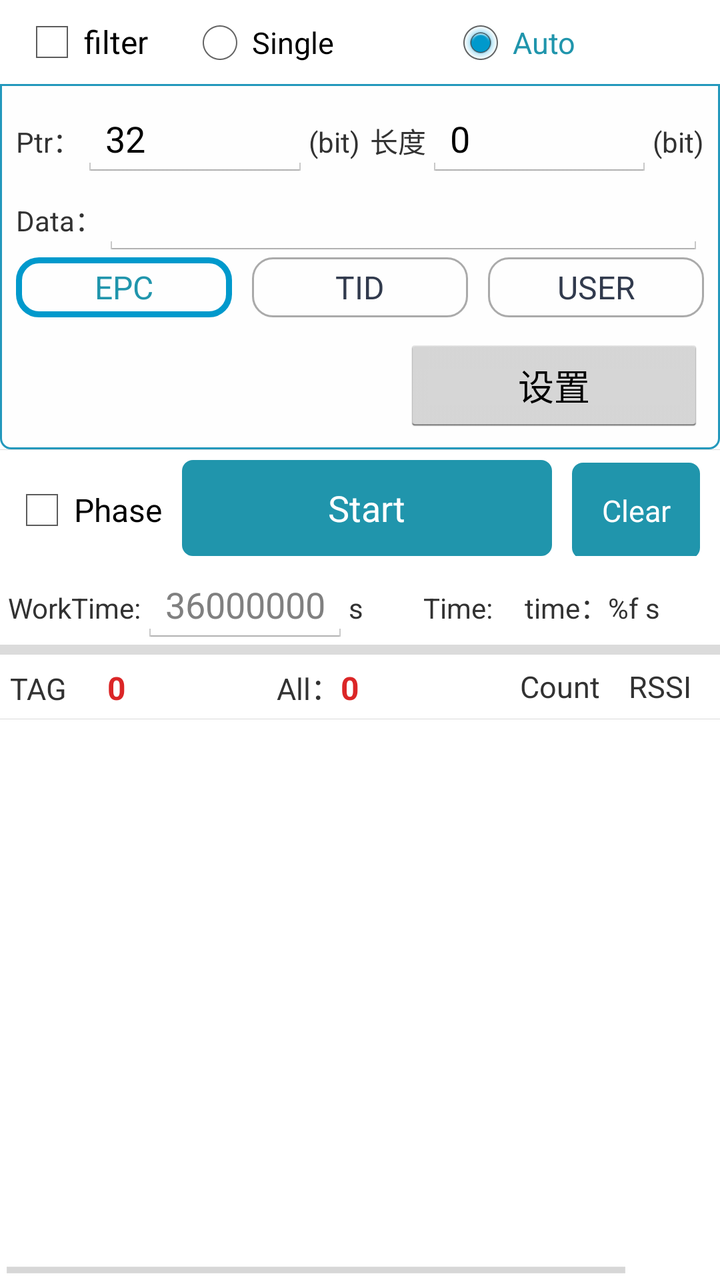
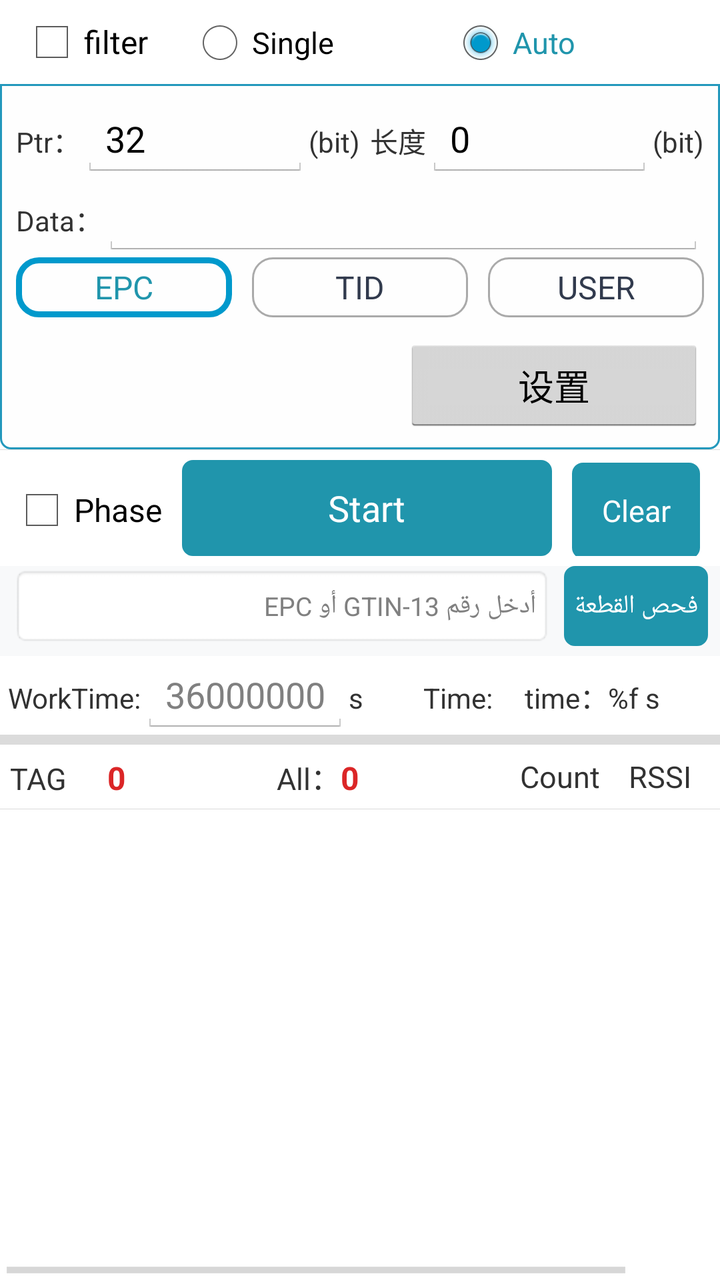

Two renders of the same Android screen: before a commit and after it. Below are the layout's source before the change and the commit's diff.
<!-- AndroidManifest.xml: application theme CustomTheme -->
<!-- res/layout/uhf_readtag_fragment.xml -->
<?xml version="1.0" encoding="utf-8"?>

<LinearLayout xmlns:android="http://schemas.android.com/apk/res/android"
    android:layout_width="fill_parent"
    android:layout_height="fill_parent"
    android:orientation="vertical">

    <RadioGroup
        android:id="@+id/RgInventory"
        android:layout_width="fill_parent"
        android:layout_height="wrap_content"
        android:orientation="horizontal"
        android:padding="5dp">

        <CheckBox
            android:id="@+id/cbFilter"
            android:layout_width="wrap_content"
            android:layout_height="wrap_content"
            android:layout_marginLeft="5dp"
            android:text="@string/uhf_title_filter" />

        <RadioButton
            android:id="@+id/RbInventorySingle"
            android:layout_width="0dp"
            android:layout_height="wrap_content"
            android:layout_marginStart="20dp"
            android:layout_weight="1"
            android:text="@string/rbInventorySingle"
            android:textColor="@drawable/check_text_color2"
            android:textSize="15sp" />

        <RadioButton
            android:id="@+id/RbInventoryLoop"
            android:layout_width="0dp"
            android:layout_height="wrap_content"
            android:layout_weight="1"
            android:checked="true"
            android:text="@string/rbInventoryLoop"
            android:textColor="@drawable/check_text_color2"
            android:textSize="15sp" />
    </RadioGroup>

    <LinearLayout
        android:id="@+id/layout_filter"
        android:layout_width="match_parent"
        android:layout_height="wrap_content"
        android:background="@drawable/rectangle_bg"
        android:orientation="vertical"
        android:padding="8dp">

        <LinearLayout
            android:layout_width="fill_parent"
            android:layout_height="wrap_content">

            <TextView
                android:layout_width="wrap_content"
                android:layout_height="wrap_content"
                android:text="@string/tvPtr" />

            <EditText
                android:id="@+id/etPtr"
                android:layout_width="fill_parent"
                android:layout_height="wrap_content"
                android:layout_weight="1"
                android:inputType="numberSigned"
                android:text="32" />

            <TextView
                android:layout_width="wrap_content"
                android:layout_height="wrap_content"
                android:layout_marginRight="5dp"
                android:text="(bit)" />

            <TextView
                android:layout_width="wrap_content"
                android:layout_height="wrap_content"
                android:text="长度" />

            <EditText
                android:id="@+id/etLen"
                android:layout_width="fill_parent"
                android:layout_height="wrap_content"
                android:layout_weight="1"
                android:inputType="numberSigned"
                android:text="0" />

            <TextView
                android:layout_width="wrap_content"
                android:layout_height="wrap_content"
                android:text="(bit)" />
        </LinearLayout>

        <LinearLayout
            android:layout_width="fill_parent"
            android:layout_height="wrap_content">

            <TextView
                android:layout_width="wrap_content"
                android:layout_height="wrap_content"
                android:text="@string/tvData_Read" />

            <EditText
                android:id="@+id/etData"
                android:layout_width="fill_parent"
                android:layout_height="wrap_content"
                android:hint=""
                android:inputType="textNoSuggestions"
                android:singleLine="true" />
        </LinearLayout>

        <RadioGroup
            android:layout_width="match_parent"
            android:layout_height="wrap_content"
            android:orientation="horizontal">

            <RadioButton
                android:id="@+id/rbEPC"
                android:layout_width="0dp"
                android:layout_height="30dp"
                android:layout_weight="1"
                android:background="@drawable/rb_bg"
                android:button="@null"
                android:checked="true"
                android:gravity="center"
                android:text="EPC"
                android:textColor="@drawable/check_text_color" />

            <RadioButton
                android:id="@+id/rbTID"
                android:layout_width="0dp"
                android:layout_height="30dp"
                android:layout_marginLeft="10dp"
                android:layout_weight="1"
                android:background="@drawable/rb_bg"
                android:button="@null"
                android:checked="false"
                android:gravity="center"
                android:text="TID"
                android:textColor="@drawable/check_text_color" />

            <RadioButton
                android:id="@+id/rbUser"
                android:layout_width="0dp"
                android:layout_height="30dp"
                android:layout_marginLeft="10dp"
                android:layout_weight="1"
                android:background="@drawable/rb_bg"
                android:button="@null"
                android:checked="false"
                android:gravity="center"
                android:text="USER"
                android:textColor="@drawable/check_text_color" />

            <RadioButton
                android:id="@+id/rbRESERVED"
                android:layout_width="0dp"
                android:layout_height="30dp"
                android:layout_marginLeft="10dp"
                android:layout_weight="1"
                android:background="@drawable/rb_bg"
                android:button="@null"
                android:checked="false"
                android:gravity="center"
                android:text="RESERVED"
                android:textColor="@drawable/check_text_color"
                android:visibility="gone" />
        </RadioGroup>

        <LinearLayout
            android:layout_width="fill_parent"
            android:layout_height="wrap_content"
            android:gravity="right"
            android:paddingTop="10dp">

            <TextView
                android:layout_width="wrap_content"
                android:layout_height="wrap_content"
                android:text="@string/uhf_msg_r2000_tip" />

            <Button
                android:id="@+id/btnDisable"
                android:layout_width="wrap_content"
                android:layout_height="wrap_content"
                android:layout_marginLeft="10dp"
                android:layout_marginRight="10dp"
                android:background="@drawable/button_bg"
                android:paddingLeft="10dp"
                android:paddingRight="10dp"
                android:text="@string/button_disable"
                android:textColor="@color/white"
                android:textSize="15sp"
                android:visibility="gone" />

            <Button
                android:id="@+id/btnOk"
                android:layout_width="wrap_content"
                android:layout_height="wrap_content"
                android:background="@drawable/button_bg"
                android:paddingLeft="10dp"
                android:paddingRight="10dp"
                android:text="@string/button_enable"
                android:textColor="@color/white"
                android:textSize="15sp"
                android:visibility="gone" />

            <CheckBox
                android:id="@+id/cb_filter"
                android:layout_width="wrap_content"
                android:layout_height="wrap_content"
                android:layout_marginLeft="20dp"
                android:layout_marginRight="10dp"
                android:text="@string/button_enable"
                android:textColor="@drawable/check_text_color"
                android:textSize="19sp"
                android:visibility="gone" />

            <Button
                android:id="@+id/btSet"
                android:layout_width="150dp"
                android:layout_height="wrap_content"
                android:text="设置" />
        </LinearLayout>
    </LinearLayout>

    <View
        android:layout_width="match_parent"
        android:layout_height="1px"
        android:background="@color/gray1" />

    <LinearLayout
        android:id="@+id/layout12"
        android:layout_width="fill_parent"
        android:layout_height="wrap_content"
        android:orientation="horizontal"
        android:padding="5dp">

        <CheckBox
            android:id="@+id/cbPhase"
            android:layout_width="wrap_content"
            android:layout_height="wrap_content"
            android:text="@string/tv_phase"
            android:textSize="16sp" />

        <Button
            android:id="@+id/BtInventory"
            android:layout_width="0dp"
            android:layout_height="wrap_content"
            android:layout_marginHorizontal="10dp"
            android:layout_weight="1"
            android:background="@drawable/button_bg"
            android:text="@string/btInventory"
            android:textColor="@color/white" />

        <Button
            android:id="@+id/BtClear"
            android:layout_width="wrap_content"
            android:layout_height="wrap_content"
            android:layout_marginEnd="5dp"
            android:background="@drawable/button_bg"
            android:text="@string/btClear"
            android:textColor="@color/white"
            android:textSize="15sp" />
    </LinearLayout>

    

    <LinearLayout
        android:id="@+id/llContinuous"
        android:layout_width="match_parent"
        android:layout_height="wrap_content"
        android:orientation="horizontal"
        android:paddingLeft="4dp"
        android:paddingRight="4dp">

        <TextView
            android:id="@+id/tvContinuous"
            android:layout_width="wrap_content"
            android:layout_height="wrap_content"
            android:text="@string/workTime"
            android:visibility="visible" />

        <EditText
            android:id="@+id/etTime"
            android:layout_width="0dp"
            android:layout_height="wrap_content"
            android:layout_weight="1"
            android:hint="36000000"
            android:inputType="numberDecimal"
            android:maxLength="6"
            android:singleLine="true"
            android:visibility="visible" />

        <TextView
            android:id="@+id/tvMS"
            android:layout_width="wrap_content"
            android:layout_height="wrap_content"
            android:layout_marginEnd="20dp"
            android:text="@string/second"
            android:visibility="visible" />


        <TextView
            android:layout_width="wrap_content"
            android:layout_height="wrap_content"
            android:paddingStart="10dp"
            android:paddingEnd="6dp"
            android:text="Time:" />

        <TextView
            android:id="@+id/tvTime"
            android:layout_width="0dp"
            android:layout_height="wrap_content"
            android:layout_weight="1"
            android:paddingLeft="10dp"
            android:text="@string/time_d_s" />

        <CheckBox
            android:id="@+id/cbEPC_Tam"
            android:layout_width="wrap_content"
            android:layout_height="wrap_content"
            android:layout_marginLeft="12dp"
            android:layout_marginRight="12dp"
            android:text="EPC+TamperAlarm"
            android:visibility="gone" />

    </LinearLayout>

    <View
        android:layout_width="match_parent"
        android:layout_height="5dp"
        android:background="@color/gray1" />


    <HorizontalScrollView
        android:layout_width="match_parent"
        android:layout_height="match_parent">

        <LinearLayout
            android:layout_width="wrap_content"
            android:layout_height="match_parent"
            android:orientation="vertical">

            <LinearLayout
                android:id="@+id/layout4"
                android:layout_width="410dp"
                android:layout_height="wrap_content"
                android:background="@color/white"
                android:gravity="center_vertical"
                android:orientation="horizontal"
                android:paddingHorizontal="5dp"
                android:paddingVertical="5dp">

                <LinearLayout
                    android:layout_width="0dp"
                    android:layout_height="wrap_content"
                    android:layout_weight="5"
                    android:orientation="horizontal">

                    <TextView
                        android:layout_width="wrap_content"
                        android:layout_height="wrap_content"
                        android:text="TAG"
                        android:textSize="15sp" />

                    <TextView
                        android:id="@+id/tv_count"
                        android:layout_width="0dp"
                        android:layout_height="wrap_content"
                        android:layout_marginStart="20dp"
                        android:layout_weight="1"
                        android:text="0"
                        android:textColor="@color/red1"
                        android:textSize="16sp"
                        android:textStyle="bold" />

                    <TextView
                        android:layout_width="wrap_content"
                        android:layout_height="wrap_content"
                        android:text="@string/tv_all"
                        android:textSize="15sp" />

                    <TextView
                        android:id="@+id/tv_total"
                        android:layout_width="0dp"
                        android:layout_height="wrap_content"
                        android:layout_weight="1"
                        android:text="0"
                        android:textColor="@color/red1"
                        android:textSize="16sp"
                        android:textStyle="bold" />
                </LinearLayout>

                <TextView
                    android:layout_width="0dip"
                    android:layout_height="wrap_content"
                    android:layout_weight="1"
                    android:gravity="center"
                    android:text="@string/tvTagCount"
                    android:textSize="15sp" />

                <TextView
                    android:layout_width="0dip"
                    android:layout_height="wrap_content"
                    android:layout_weight="1"
                    android:gravity="center"
                    android:text="RSSI"
                    android:textSize="15sp" />

                <TextView
                    android:layout_width="0dp"
                    android:layout_height="wrap_content"
                    android:layout_weight="1"
                    android:gravity="center"
                    android:text="@string/tv_phase"
                    android:textSize="15sp" />
            </LinearLayout>

            <View
                android:layout_width="match_parent"
                android:layout_height="1px"
                android:background="@color/gray1" />

            <ListView
                android:id="@+id/LvTags"
                android:layout_width="fill_parent"
                android:layout_height="fill_parent"
                android:paddingHorizontal="5dp" />

        </LinearLayout>
    </HorizontalScrollView>
</LinearLayout>
<!-- resources referenced by this layout -->
<resources>
  <color name="gray1">#dbdbdb</color>
  <color name="red1">#db2627</color>
  <color name="white">#FFFFFF</color>
  <!-- drawable button_bg (drawable) -->
  <?xml version="1.0" encoding="utf-8"?>
  
  
  <selector xmlns:android="http://schemas.android.com/apk/res/android" >
      <item android:state_pressed="true" android:drawable="@drawable/button_bg_down"></item>
      <item android:drawable="@drawable/button_bg_up"></item>
      
  </selector>
  <!-- drawable rb_bg (drawable) -->
  <?xml version="1.0" encoding="utf-8"?>
  
  <selector xmlns:android="http://schemas.android.com/apk/res/android">
      <item android:state_checked="false" android:drawable="@drawable/card_normal" />
      <item android:state_checked="true" android:drawable="@drawable/card_press" />
  </selector>
  <string name="btClear">Clear</string>
  <string name="btInventory">Start</string>
  <string name="button_disable">Disable</string>
  <string name="button_enable">Enable</string>
  <string name="rbInventoryLoop">Auto</string>
  <string name="rbInventorySingle">Single</string>
  <string name="second">s</string>
  <string name="time_d_s">time：%f s</string>
  <string name="tvData_Read">Data：</string>
  <string name="tvPtr">Ptr：</string>
  <string name="tvTagCount">Count</string>
  <string name="tv_all">All：</string>
  <string name="tv_phase">Phase</string>
  <string name="uhf_msg_r2000_tip" />
  <string name="uhf_title_filter">filter</string>
  <string name="workTime">WorkTime:</string>
  <style name="CustomTheme" parent="android:style/Theme.Holo.Light">  
             
             
             
           <item name="android:actionBarTabTextStyle">@style/MyActionBarTabTextStyle</item>  
           <item name="android:actionBarStyle">@style/MyActionBarStyle</item>
           <item name="android:homeAsUpIndicator">@drawable/actionbar_back</item> 
       </style>
  <color name="blue1">#2095ac</color>
  <color name="black1">#313a4d</color>
  <color name="black">#000000</color>
  <!-- drawable card_normal (drawable) -->
  <?xml version="1.0" encoding="utf-8"?>
  
  <shape xmlns:android="http://schemas.android.com/apk/res/android">
  
      
      <stroke
          android:width="1dip"
          android:color="@android:color/darker_gray" />
  
      
      <solid android:color="@android:color/transparent" />
  
      
      <corners
          android:bottomLeftRadius="10dp"
          android:bottomRightRadius="10dp"
          android:topLeftRadius="10dp"
          android:topRightRadius="10dp" />
  
  </shape>
  <!-- drawable card_press (drawable) -->
  <?xml version="1.0" encoding="utf-8"?>
  
  <shape xmlns:android="http://schemas.android.com/apk/res/android">
  
      
      <stroke
          android:width="3dip"
          android:color="@android:color/holo_blue_dark" />
  
      
      <solid android:color="@android:color/transparent" />
  
      
      <corners
          android:bottomLeftRadius="10dp"
          android:bottomRightRadius="10dp"
          android:topLeftRadius="10dp"
          android:topRightRadius="10dp" />
  
  </shape>
  <color name="blue2">#2398bc</color>
  <style name="MyActionBarTabTextStyle" parent="android:style/Widget.Holo.Light.ActionBar.TabText">          
           <item name="android:textColor">@drawable/check_text_color</item>
           <item name="android:textSize">16sp</item>  
      </style>
  <style name="MyActionBarStyle" parent="@android:style/Widget.Holo.ActionBar">
          
        
      </style>
  <!-- drawable actionbar_back (drawable) -->
  <?xml version="1.0" encoding="utf-8"?>
  
  <shape xmlns:android="http://schemas.android.com/apk/res/android"
      android:shape="rectangle" >
  
      <size android:width="10dp"
          android:height="10dp" />
  
      <solid android:color="@android:color/transparent" />
  
      <stroke
          android:width="1dip"
          android:color="@android:color/transparent" />
  
  </shape>
  <!-- unchanged entries left out for length: 5 -->
</resources>

<!-- the commit's change to res/layout/uhf_readtag_fragment.xml (unified diff, before → after) -->
@@ -263,6 +263,36 @@
     </LinearLayout>
 
     
+    <LinearLayout
+        android:layout_width="match_parent"
+        android:layout_height="wrap_content"
+        android:orientation="horizontal"
+        android:paddingHorizontal="6dp"
+        android:paddingBottom="5dp"
+        android:gravity="center_vertical"
+        android:background="#F8F9FA">
+
+        <EditText
+            android:id="@+id/etGtinInput"
+            android:layout_width="0dp"
+            android:layout_height="40dp"
+            android:layout_weight="1"
+            android:hint="أدخل رقم GTIN-13 أو EPC"
+            android:inputType="text"
+            android:paddingHorizontal="8dp"
+            android:textSize="13sp"
+            android:background="@android:drawable/editbox_background"/>
+
+        <Button
+            android:id="@+id/btnCheckGtin"
+            android:layout_width="wrap_content"
+            android:layout_height="40dp"
+            android:layout_marginStart="6dp"
+            android:background="@drawable/button_bg"
+            android:text="فحص القطعة"
+            android:textColor="@color/white"
+            android:textSize="13sp"/>
+    </LinearLayout>
 
     <LinearLayout
         android:id="@+id/llContinuous"
